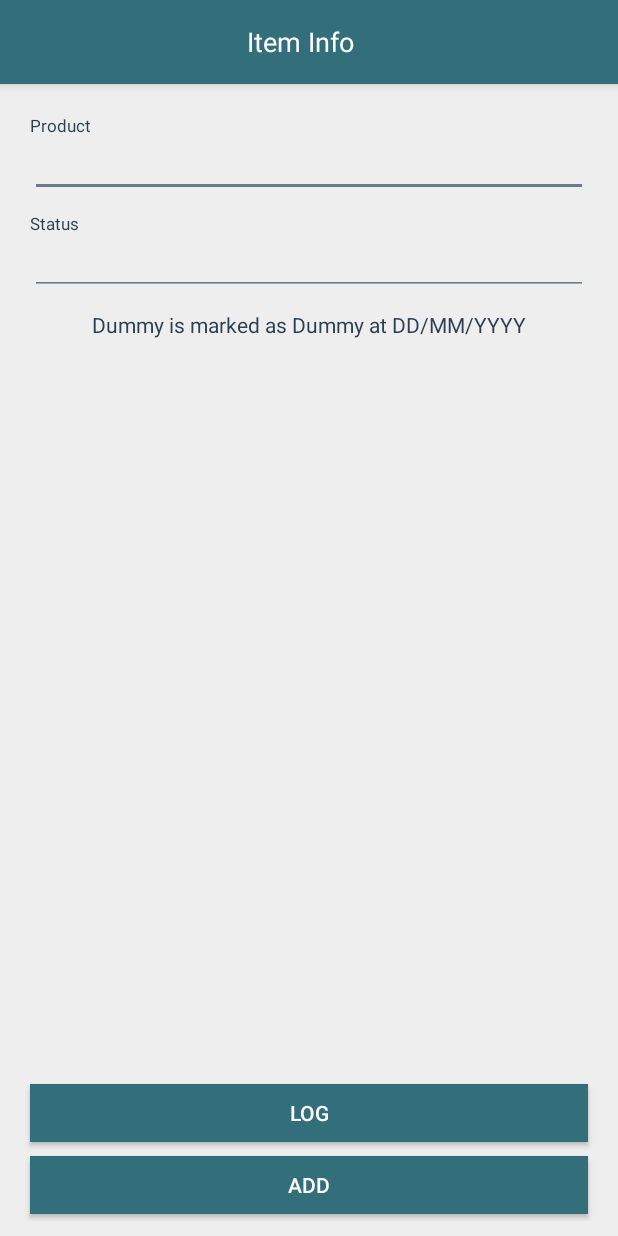
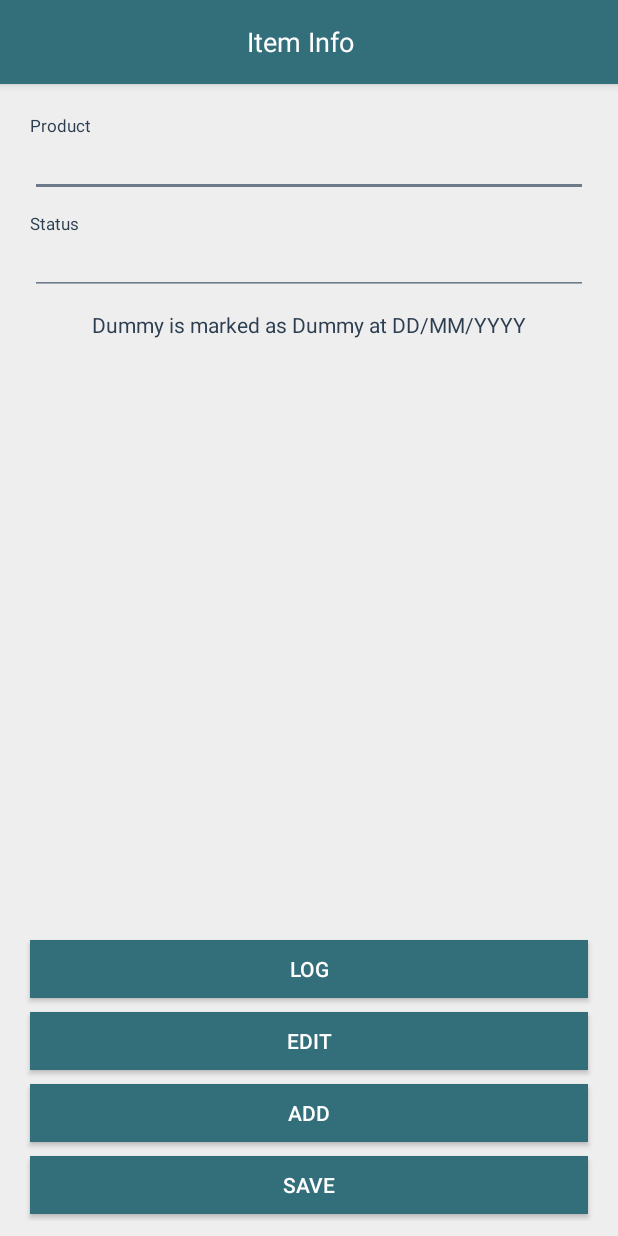
Before and after one commit to kmtmon/android-qr-code-tracking, an Android app: the layout activity_edit_item.xml on its own in the app's theme, with its tools: preview values and no code run, on a phone screen of 412 x 824 dp. Run offline under Robolectric (Android 15) with nearby library versions, the phone set to English and light mode, and no system bars.

Commit message:
product info integration

```diff
--- a/app/build.gradle
+++ b/app/build.gradle
@@ -40,6 +40,7 @@ dependencies {
     implementation "org.jetbrains.kotlin:kotlin-stdlib-jre7:$kotlin_version"
     implementation 'com.android.support:appcompat-v7:26.1.0'
     implementation 'com.android.support.constraint:constraint-layout:1.1.2'
+    implementation 'com.android.support:support-v4:27.1.1'
     testImplementation 'junit:junit:4.12'
     androidTestImplementation 'com.android.support.test:runner:1.0.2'
     androidTestImplementation 'com.android.support.test.espresso:espresso-core:3.0.2'
--- a/app/src/main/res/layout/activity_edit_item.xml
+++ b/app/src/main/res/layout/activity_edit_item.xml
@@ -2,7 +2,10 @@
 <layout xmlns:android="http://schemas.android.com/apk/res/android"
     xmlns:app="http://schemas.android.com/apk/res-auto">
 
-    <data />
+    <data>
+        <import type="android.view.View" />
+        <variable name="view" type="com.example.mon.qrcodetrackingsystem.modules.dashboard.view.activity.EditItemActivity"/>
+    </data>
 
     <LinearLayout
         android:layout_width="match_parent"
@@ -211,16 +214,17 @@
                     android:layout_height="wrap_content"
                     android:text="Log"
                     style="@style/ButtonAppearance"
-                    android:background="@drawable/shape_rectangle_solid_primary"/>
+                    android:background="@drawable/shape_rectangle_solid_primary"
+                    android:visibility="@{view.isDisplayingInfo ? View.VISIBLE : View.GONE}"/>
 
                 <Button
-                    android:visibility="gone"
                     android:id="@+id/edit"
                     android:layout_width="match_parent"
                     android:layout_height="wrap_content"
                     android:text="Edit"
                     style="@style/ButtonAppearance"
-                    android:background="@drawable/shape_rectangle_solid_primary"/>
+                    android:background="@drawable/shape_rectangle_solid_primary"
+                    android:visibility="@{view.isDisplayingInfo ? View.VISIBLE : View.GONE}"/>
 
                 <Button
                     android:id="@+id/add"
@@ -228,16 +232,17 @@
                     android:layout_height="wrap_content"
                     android:text="Add"
                     style="@style/ButtonAppearance"
-                    android:background="@drawable/shape_rectangle_solid_primary"/>
+                    android:background="@drawable/shape_rectangle_solid_primary"
+                    android:visibility="@{view.isNewItem ? View.VISIBLE : View.GONE}"/>
 
                 <Button
-                    android:visibility="gone"
                     android:id="@+id/save"
                     android:layout_width="match_parent"
                     android:layout_height="wrap_content"
                     android:text="Save"
                     style="@style/ButtonAppearance"
-                    android:background="@drawable/shape_rectangle_solid_primary"/>
+                    android:background="@drawable/shape_rectangle_solid_primary"
+                    android:visibility="@{view.isEditing ? View.VISIBLE : View.GONE}"/>
 
             </LinearLayout>
 
--- a/app/src/main/res/values/strings.xml
+++ b/app/src/main/res/values/strings.xml
@@ -3,4 +3,7 @@
 
     <!--Login-->
     <string name="login">Login</string>
+
+    <!-- TODO: Remove or change this placeholder text -->
+    <string name="hello_blank_fragment">Hello blank fragment</string>
 </resources>
```
Also changed, not shown: app/src/main/java/com/example/mon/qrcodetrackingsystem/manager/ProductManager.java (added, +56 -0 lines), app/src/main/java/com/example/mon/qrcodetrackingsystem/modules/dashboard/view/activity/DashboardActivity.java (+14 -34 lines), app/src/main/java/com/example/mon/qrcodetrackingsystem/modules/dashboard/view/activity/EditItemActivity.java (+49 -0 lines), app/src/main/java/com/example/mon/qrcodetrackingsystem/modules/dashboard/view/activity/ProductInfoActivity.java (+2 -5 lines).
